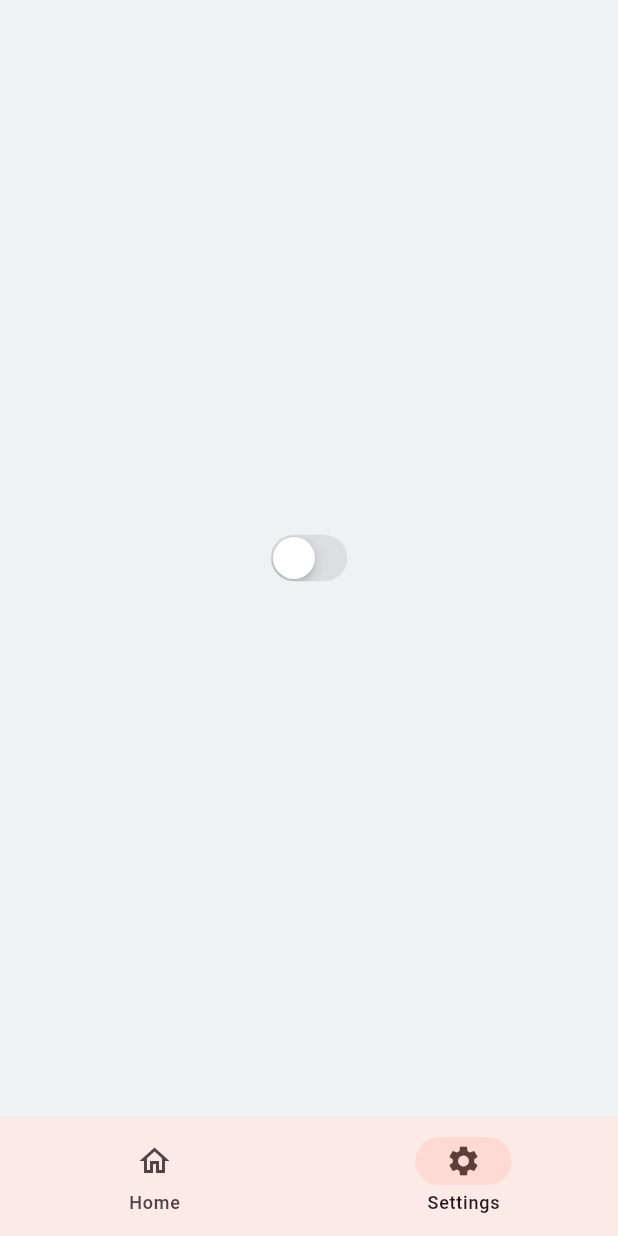
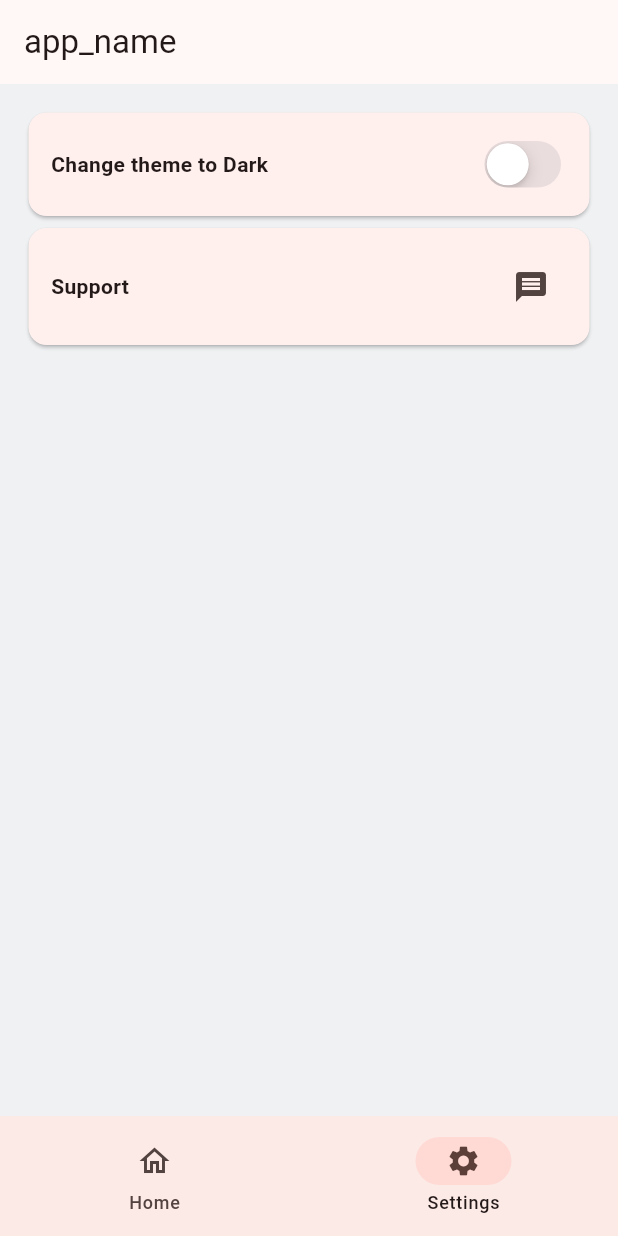
Before and after one commit to ultra-rony/flutter-dota2-hero-statistics, a Flutter app: the screen it shows after launch, item 2 of the bottom bar chosen, on a phone screen of 412 x 824 dp. Run offline on Flutter 3.47's test engine with Material 3 defaults, Android fonts, the phone set to English and light mode, and no system bars; our stand-ins replace bloc, flutter_bloc, get_it, go_router.

Commit message:
Theme update and add card_widget.dart

```diff
--- a/lib/features/app/app_themes.dart
+++ b/lib/features/app/app_themes.dart
@@ -38,11 +38,3 @@ const _textTheme = TextTheme(
     fontWeight: FontWeight.w600,
   ),
 );
-
-extension ThemePlatformExtension on ThemeData {
-  bool get isAndroid => defaultTargetPlatform == TargetPlatform.android;
-
-  Color get cupertinoAlertColor => const Color(0xFFF82B10);
-
-  Color get cupertinoActionColor => const Color(0xFF3478F7);
-}
--- a/lib/features/navigation/navigation_screen.dart
+++ b/lib/features/navigation/navigation_screen.dart
@@ -14,6 +14,9 @@ class NavigationScreen extends StatelessWidget {
         bloc: context.read(),
         builder: (context, count) {
           return Scaffold(
+            appBar: AppBar(
+              title: Text(S.of(context).app_name),
+            ),
             bottomNavigationBar: NavigationBar(
               onDestinationSelected: (int index) {
                 context.read<NavigationCubit>().onSelectedIndexMenu(index);
--- a/lib/features/settings/settings_screen.dart
+++ b/lib/features/settings/settings_screen.dart
@@ -1,4 +1,5 @@
 import 'package:dota2_heroes/features/settings/cubit/theme_cubit.dart';
+import 'package:dota2_heroes/features/settings/widgets/card_widget.dart';
 import 'package:flutter/cupertino.dart';
 import 'package:flutter/material.dart';
 import 'package:flutter_bloc/flutter_bloc.dart';
@@ -11,11 +12,19 @@ class SettingsScreen extends StatelessWidget {
   @override
   Widget build(BuildContext context) {
     return Scaffold(
-      body: Center(
-          child: BlocBuilder<ThemeCubit, bool>(
+      body: BlocBuilder<ThemeCubit, bool>(
           bloc: context.read(),
           builder: (context, isDark) {
-                return CupertinoSwitch(
+            return SingleChildScrollView(
+              child: Padding(
+                padding: const EdgeInsets.all(15),
+                child: Column(
+                  crossAxisAlignment: CrossAxisAlignment.end,
+                  children: [
+                    CardWidget(
+                        text:
+                            "${S.of(context).change_theme} ${isDark ? S.of(context).light_theme : S.of(context).dark_theme}",
+                        widget: CupertinoSwitch(
                           value: isDark,
                           activeTrackColor: CupertinoColors.activeBlue,
                           onChanged: (bool value) {
@@ -23,8 +32,16 @@ class SettingsScreen extends StatelessWidget {
                                 .read<ThemeCubit>()
                                 .onSelectedTheme(isDark ? false : true);
                           },
+                        )),
+                    CardWidget(
+                        text: S.of(context).support,
+                        widget: IconButton(
+                            onPressed: () {}, icon: const Icon(Icons.message))),
+                  ],
+                ),
+              ),
             );
-              })),
+          }),
     );
   }
 }
--- /dev/null
+++ b/lib/features/settings/widgets/card_widget.dart
@@ -0,0 +1,30 @@
+import 'package:flutter/cupertino.dart';
+import 'package:flutter/material.dart';
+
+class CardWidget extends StatelessWidget {
+  final String text;
+  final Widget widget;
+
+  const CardWidget({super.key, required this.text, required this.widget});
+
+  @override
+  Widget build(BuildContext context) {
+    return Card(
+      child: Padding(
+        padding: const EdgeInsets.all(15),
+        child: Row(
+          children: [
+            Text(
+              text,
+              style: const TextStyle(
+                fontWeight: FontWeight.bold,
+              ),
+            ),
+            const Expanded(child: SizedBox()),
+            widget,
+          ],
+        ),
+      ),
+    );
+  }
+}
--- a/lib/l10n/intl_en.arb
+++ b/lib/l10n/intl_en.arb
@@ -1,4 +1,9 @@
 {
+  "app_name": "app_name",
   "nav_menu_home": "Home",
-  "nav_menu_settings": "Settings"
+  "nav_menu_settings": "Settings",
+  "change_theme": "Change theme to",
+  "dark_theme": "Dark",
+  "light_theme": "Light",
+  "support": "Support"
 }
```
Also changed, not shown: lib/generated/intl/messages_en.dart, lib/generated/l10n.dart. Lines whose indentation alone changed are shown as unchanged.
